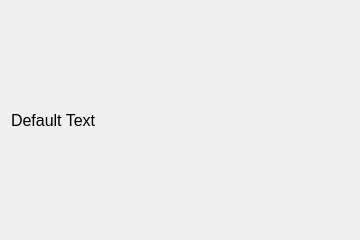
mfrench1989/Qt_Library, file dialog_message.ui: the form before one commit.
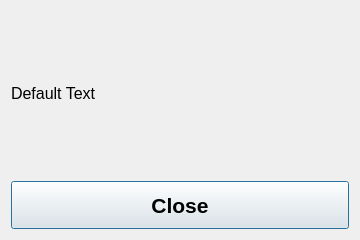
The form after the commit.

```diff
--- a/dialog_message.ui
+++ b/dialog_message.ui
@@ -47,6 +47,32 @@
      </property>
     </widget>
    </item>
+   <item row="1" column="0">
+    <widget class="QPushButton" name="pushButton_Close">
+     <property name="sizePolicy">
+      <sizepolicy hsizetype="Preferred" vsizetype="Fixed">
+       <horstretch>0</horstretch>
+       <verstretch>0</verstretch>
+      </sizepolicy>
+     </property>
+     <property name="minimumSize">
+      <size>
+       <width>0</width>
+       <height>48</height>
+      </size>
+     </property>
+     <property name="font">
+      <font>
+       <pointsize>16</pointsize>
+       <weight>75</weight>
+       <bold>true</bold>
+      </font>
+     </property>
+     <property name="text">
+      <string>Close</string>
+     </property>
+    </widget>
+   </item>
   </layout>
  </widget>
  <resources/>
```
